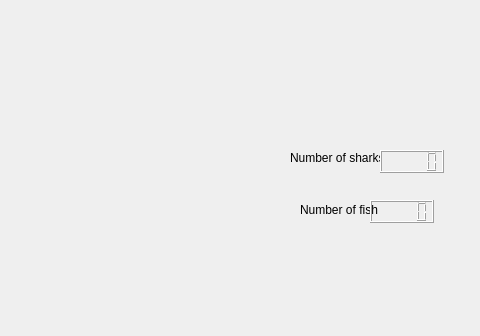
Above: cellular-automatia-OO-master/OPENCVTEST-master/mainwindow.ui from saulgold/cellular-automatia-OO-master before the change; both pictures show x 230 to 710 and y 0 to 336 of the 710 by 554 pixel window. Below: the same form after it.
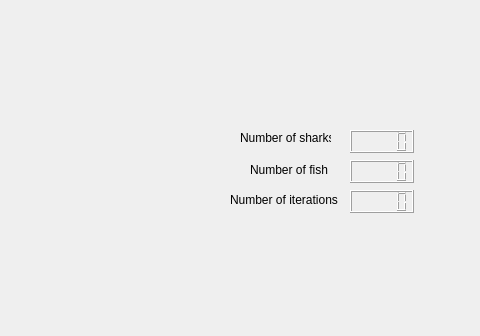
That is the form after the change.

Patch:
```diff
--- a/cellular-automatia-OO-master/OPENCVTEST-master/mainwindow.ui
+++ b/cellular-automatia-OO-master/OPENCVTEST-master/mainwindow.ui
@@ -49,8 +49,8 @@
    <widget class="QLabel" name="label_3">
     <property name="geometry">
      <rect>
-      <x>530</x>
-      <y>200</y>
+      <x>480</x>
+      <y>160</y>
       <width>91</width>
       <height>20</height>
      </rect>
@@ -62,8 +62,8 @@
    <widget class="QLabel" name="label_4">
     <property name="geometry">
      <rect>
-      <x>520</x>
-      <y>150</y>
+      <x>470</x>
+      <y>130</y>
       <width>91</width>
       <height>16</height>
      </rect>
@@ -75,8 +75,8 @@
    <widget class="QLCDNumber" name="lcdNumber">
     <property name="geometry">
      <rect>
-      <x>600</x>
-      <y>200</y>
+      <x>580</x>
+      <y>160</y>
       <width>64</width>
       <height>23</height>
      </rect>
@@ -88,13 +88,39 @@
    <widget class="QLCDNumber" name="lcdNumber_2">
     <property name="geometry">
      <rect>
-      <x>610</x>
-      <y>150</y>
+      <x>580</x>
+      <y>130</y>
       <width>64</width>
       <height>23</height>
      </rect>
     </property>
    </widget>
+   <widget class="QLCDNumber" name="lcdNumber_3">
+    <property name="geometry">
+     <rect>
+      <x>580</x>
+      <y>190</y>
+      <width>64</width>
+      <height>23</height>
+     </rect>
+    </property>
+    <property name="autoFillBackground">
+     <bool>false</bool>
+    </property>
+   </widget>
+   <widget class="QLabel" name="label_5">
+    <property name="geometry">
+     <rect>
+      <x>460</x>
+      <y>190</y>
+      <width>111</width>
+      <height>20</height>
+     </rect>
+    </property>
+    <property name="text">
+     <string>Number of iterations</string>
+    </property>
+   </widget>
   </widget>
  </widget>
  <layoutdefault spacing="6" margin="11"/>
```
